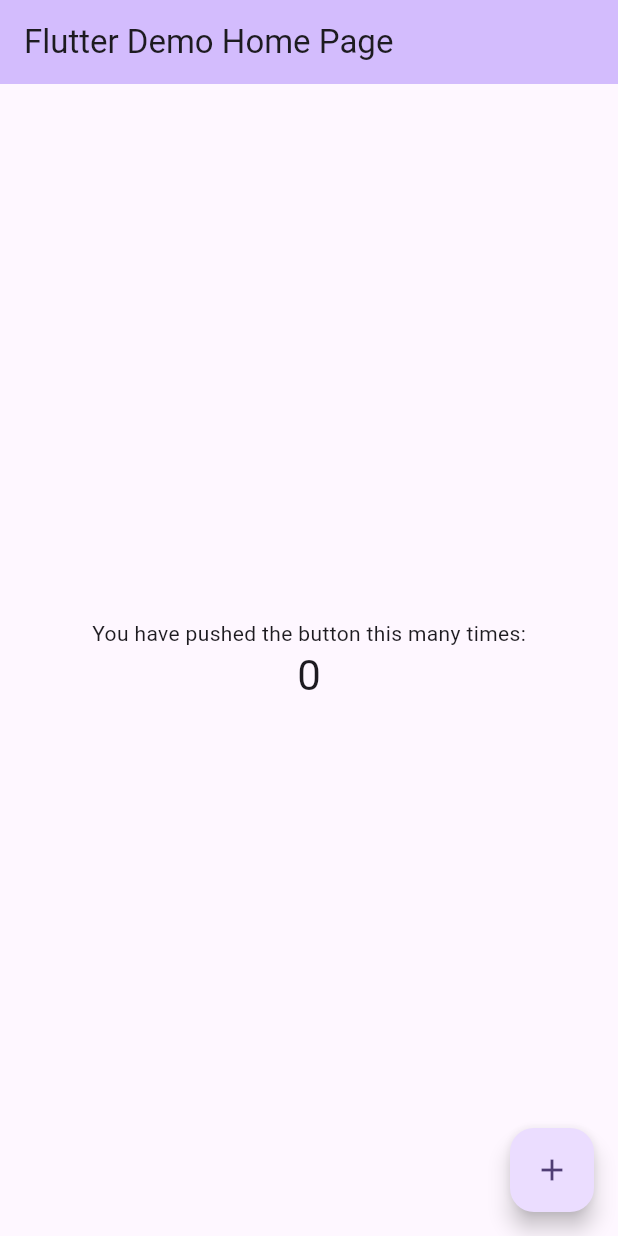
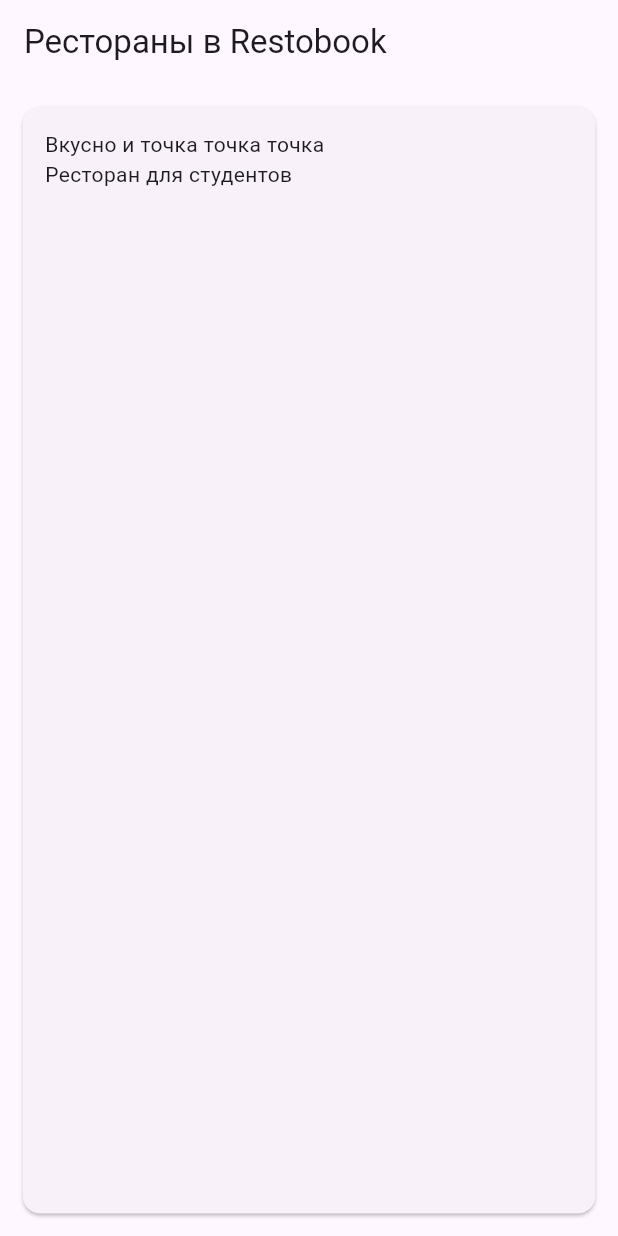
Before and after one commit to PavelPutin/restobook_web, a Flutter app: the screen it shows after launch, on a phone screen of 412 x 824 dp. Run offline on Flutter 3.47's test engine with Material 3 defaults, Android fonts, the phone set to English and light mode, and no system bars; our stand-ins replace get_it.

Commit message:
feat: make restaurants list

```diff
--- a/lib/main.dart
+++ b/lib/main.dart
@@ -1,16 +1,26 @@
 import 'package:flutter/material.dart';
 import 'package:get_it/get_it.dart';
+import 'package:restobook_web/model/repository/abstract_restaurant_repository.dart';
+import 'package:restobook_web/view/restaurants_overview_screen.dart';
+import 'package:restobook_web/view_model/restaurant_view_model.dart';
 
 import 'model/repository/abstract_employee_repository.dart';
 import 'model/repository/mock_backend.dart';
 import 'model/repository/mock_employee_repository.dart';
+import 'package:provider/provider.dart';
+
+import 'model/repository/mock_restaurant_repository.dart';
 
 void main() {
   GetIt.I.registerSingleton<MockBackend>(MockBackend());
   GetIt.I.registerSingleton<AbstractEmployeeRepository>(
       MockEmployeeRepository());
+  GetIt.I.registerSingleton<AbstractRestaurantRepository>(
+      MockRestaurantRepository());
 
-  runApp(const MyApp());
+  runApp(MultiProvider(providers: [
+    ChangeNotifierProvider(create: (context) => RestaurantViewModel())
+  ], child: const MyApp()));
 }
 
 class MyApp extends StatelessWidget {
@@ -40,7 +50,7 @@ class MyApp extends StatelessWidget {
         colorScheme: ColorScheme.fromSeed(seedColor: Colors.deepPurple),
         useMaterial3: true,
       ),
-      home: const MyHomePage(title: 'Flutter Demo Home Page'),
+      home: const RestaurantsOverviewScreen(),
     );
   }
 }
--- /dev/null
+++ b/lib/view/refreshable_future_list_view.dart
@@ -0,0 +1,59 @@
+import 'package:flutter/foundation.dart';
+import 'package:flutter/material.dart';
+
+class RefreshableFutureListView extends StatefulWidget {
+  const RefreshableFutureListView({super.key, required this.tablesLoading, required this.onRefresh, required this.listView, required this.errorLabel});
+
+  final String errorLabel;
+  final AsyncCallback onRefresh;
+  final Future<void> tablesLoading;
+  final Widget listView;
+
+  @override
+  State<RefreshableFutureListView> createState() => _RefreshableFutureListViewState();
+}
+
+class _RefreshableFutureListViewState extends State<RefreshableFutureListView> {
+  bool _refreshing = false;
+
+  @override
+  Widget build(BuildContext context) {
+    return RefreshIndicator(
+      onRefresh: () async {
+        setState(() {
+          _refreshing = true;
+        });
+        await widget.onRefresh();
+      },
+      child: FutureBuilder(
+        future: widget.tablesLoading,
+        builder: (ctx, snapshot) {
+          if (!_refreshing && snapshot.connectionState == ConnectionState.waiting) {
+            return const Center(child: CircularProgressIndicator());
+          }
+
+          if (snapshot.hasError) {
+            return Center(
+              child: Column(
+                mainAxisAlignment: MainAxisAlignment.center,
+                children: [
+                  Text(widget.errorLabel),
+                  ElevatedButton(
+                      onPressed: () async {
+                        setState(() {
+                          _refreshing = false;
+                        });
+                        widget.onRefresh();
+                      },
+                      child: const Text("Попробовать ещё раз"))
+                ],
+              ),
+            );
+          }
+
+          return widget.listView;
+        },
+      ),
+    );
+  }
+}
--- /dev/null
+++ b/lib/view/restaurants_overview_screen.dart
@@ -0,0 +1,54 @@
+import 'package:flutter/material.dart';
+import 'package:provider/provider.dart';
+import 'package:restobook_web/view/refreshable_future_list_view.dart';
+import 'package:restobook_web/view_model/restaurant_view_model.dart';
+
+class RestaurantsOverviewScreen extends StatefulWidget {
+  const RestaurantsOverviewScreen({super.key});
+
+  @override
+  State<RestaurantsOverviewScreen> createState() => _RestaurantsOverviewScreenState();
+}
+
+class _RestaurantsOverviewScreenState extends State<RestaurantsOverviewScreen> {
+
+  late Future<void> restaurantsLoading;
+
+  @override
+  void initState() {
+    super.initState();
+    restaurantsLoading = Provider.of<RestaurantViewModel>(context, listen: false).load();
+  }
+
+  @override
+  Widget build(BuildContext context) {
+    return Scaffold(
+      appBar: AppBar(title: const Text("Рестораны в Restobook"),),
+      body: Center(
+        child: ConstrainedBox(
+          constraints: const BoxConstraints(maxWidth: 1200),
+          child: Card(
+            margin: const EdgeInsets.all(15),
+            child: Padding(
+              padding: const EdgeInsets.only(left: 15.0, top: 15.0, right: 15.0),
+              child: Consumer<RestaurantViewModel>(
+                builder: (BuildContext context, RestaurantViewModel value, Widget? child) {
+                  return RefreshableFutureListView(
+                      tablesLoading: restaurantsLoading,
+                      onRefresh: () async {
+                        var promise = context.read<RestaurantViewModel>().load();
+                        setState(() {
+                          restaurantsLoading = promise;
+                        });
+                        await promise;
+                      },
+                      listView: ListView.builder(itemCount: value.restaurants.length, itemBuilder: (context, index) => Text(value.restaurants[index].name)),
+                      errorLabel: "Не удалось загрузить рестораны");
+                },),
+            ),
+          ),
+        ),
+      ),
+    );
+  }
+}
```
